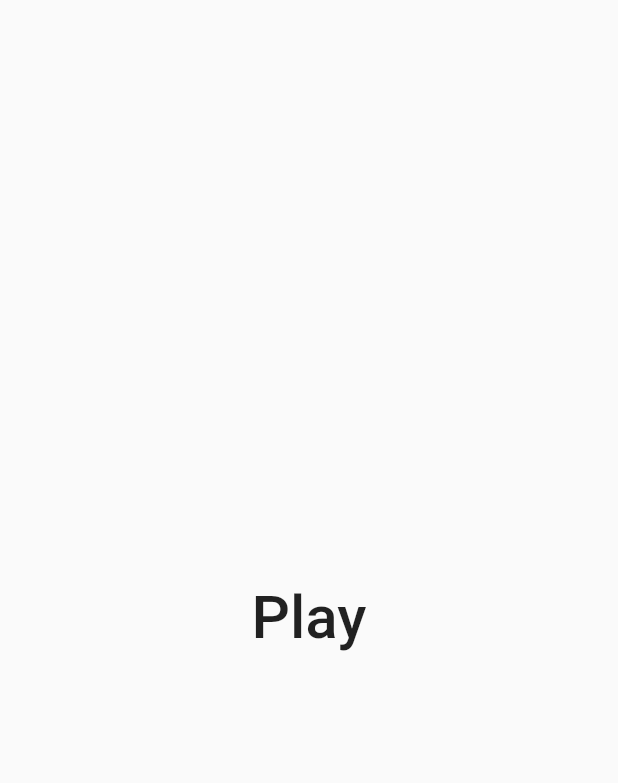
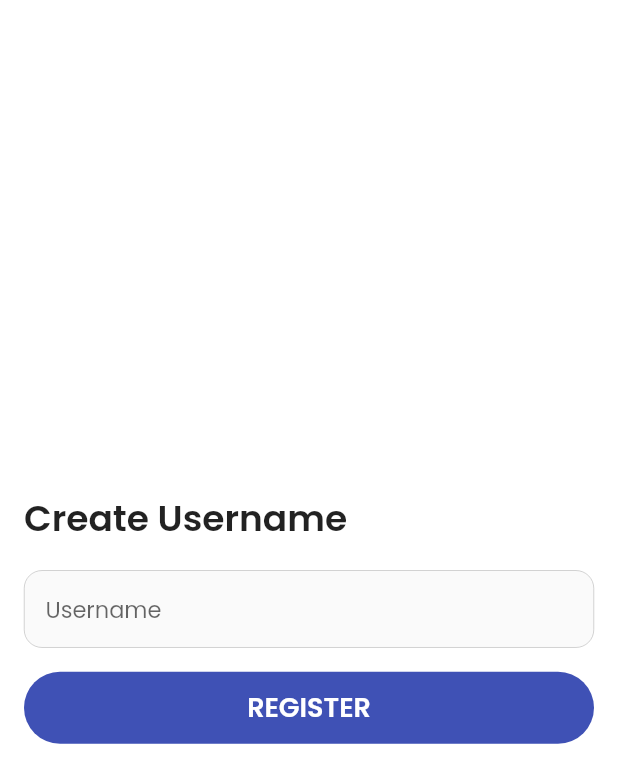
Before and after one commit to MubeenNaeem/recordcough, a Flutter app: the screen it shows after launch, on a phone screen of 412 x 824 dp. Shown: the top 783 px of the screen. Run offline on Flutter 3.47's test engine with Material 2 defaults, Android fonts, the phone set to English and light mode, and no system bars; our stand-ins replace awesome_notifications, google_fonts, shared_preferences; missing offline and left inert: android_alarm_manager, disk_space, flutter_audio_recorder, flutter_ringtone_player, mailer.

```diff
--- /dev/null
+++ b/lib/global/colors.dart
@@ -0,0 +1,9 @@
+import 'package:flutter/material.dart';
+
+class MyColors {
+  static final Color prime = Colors.indigo;
+  static final Color white = Colors.white;
+  static final Color black = Colors.black;
+  static final Color grey = Colors.black38;
+  static final Color light = Colors.black26;
+}
--- /dev/null
+++ b/lib/global/global.dart
@@ -0,0 +1,14 @@
+import 'package:flutter/material.dart';
+
+double width(BuildContext context) {
+  return MediaQuery.of(context).size.width;
+}
+
+double height(BuildContext context) {
+  return MediaQuery.of(context).size.height;
+}
+
+//navigator
+void navigate(BuildContext context, String to, {arguments}) {
+  Navigator.of(context).pushNamed(to, arguments: arguments);
+}
--- a/lib/home.dart
+++ /dev/null
@@ -1,90 +0,0 @@
-import 'package:android_alarm_manager/android_alarm_manager.dart';
-import 'package:disk_space/disk_space.dart';
-import 'package:flutter/material.dart';
-import 'package:recordcough/functions.dart';
-
-class Home extends StatefulWidget {
-  @override
-  _HomeState createState() => _HomeState();
-}
-
-runTask() async {
-  if (await spaceAvailable()) {
-    showNotification();
-    record();
-  } else {
-    sendErrorEmail();
-  }
-}
-
-// CHECK AVAILABLE SPACE
-Future<bool> spaceAvailable() async {
-  bool available = (await (DiskSpace.getFreeDiskSpace) / 1024) >= 2;
-  return available;
-}
-
-class _HomeState extends State<Home> {
-  @override
-  void initState() {
-    Future.delayed(
-      Duration(milliseconds: 100),
-      () {
-        initializeNotification();
-        showNotification();
-        record();
-        // initializeTask();
-      },
-    );
-    super.initState();
-  }
-
-  void initializeTask() async {
-    print('initializeTask STARTED........');
-    await AndroidAlarmManager.oneShot(
-      Duration(seconds: 2),
-      12,
-      () {
-        print('12 AM');
-        runTask();
-      },
-    );
-    // await AndroidAlarmManager.periodic(
-    //   Duration(seconds: 15),
-    //   1,
-    //   () {
-    //     runTask(3);
-    //     print('3 AM');
-    //   },
-    //   // startAt: DateTime(2021, 1, 1, 3, 0, 0),
-    // );
-  }
-
-  @override
-  Widget build(BuildContext context) {
-    return Scaffold(
-      body: Center(
-        child: Column(
-          mainAxisAlignment: MainAxisAlignment.center,
-          children: [
-            MaterialButton(
-              onPressed: () async {
-                print('initializeTask STARTED........');
-                AndroidAlarmManager.oneShot(
-                  Duration(seconds: 0),
-                  654,
-                  () => print('12 AM'),
-                );
-              },
-              child: Text(
-                'Play',
-                style: TextStyle(
-                  fontSize: 40,
-                ),
-              ),
-            ),
-          ],
-        ),
-      ),
-    );
-  }
-}
--- a/lib/main.dart
+++ b/lib/main.dart
@@ -1,10 +1,18 @@
 import 'package:android_alarm_manager/android_alarm_manager.dart';
 import 'package:flutter/material.dart';
-import 'package:recordcough/home.dart';
+import 'package:google_fonts/google_fonts.dart';
+import 'package:recordcough/global/colors.dart';
+import 'package:recordcough/views/home.dart';
+import 'package:recordcough/views/info.dart';
+import 'package:recordcough/views/register.dart';
+import 'package:shared_preferences/shared_preferences.dart';
 
+SharedPreferences prefs;
 void main() async {
   WidgetsFlutterBinding.ensureInitialized();
   await AndroidAlarmManager.initialize();
+  prefs = await SharedPreferences.getInstance();
+
   runApp(MyApp());
 }
 
@@ -15,12 +23,17 @@ class MyApp extends StatelessWidget {
       title: 'Cough Recording',
       debugShowCheckedModeBanner: false,
       theme: ThemeData(
-        primarySwatch: Colors.blue,
+        primaryColor: MyColors.prime,
+        scaffoldBackgroundColor: MyColors.white,
+        fontFamily: GoogleFonts.poppins().fontFamily,
       ),
       routes: {
         '/': (_) => Home(),
+        '/register': (_) => Register(),
+        '/info': (_) => Info(),
       },
-      initialRoute: '/',
+      // initialRoute: '/register',
+      initialRoute: prefs.getString('first') == null ? '/register' : '/',
     );
   }
 }
--- /dev/null
+++ b/lib/views/register.dart
@@ -0,0 +1,67 @@
+import 'package:flutter/material.dart';
+import 'package:google_fonts/google_fonts.dart';
+import 'package:recordcough/global/global.dart';
+import 'package:recordcough/widgets/button.dart';
+import 'package:recordcough/widgets/snackbar.dart';
+import 'package:recordcough/widgets/text_field.dart';
+import 'package:shared_preferences/shared_preferences.dart';
+
+class Register extends StatefulWidget {
+  @override
+  _RegisterState createState() => _RegisterState();
+}
+
+class _RegisterState extends State<Register> {
+  TextEditingController usernameController = TextEditingController();
+
+  void register() async {
+    String username = usernameController.text;
+    SharedPreferences prefs = await SharedPreferences.getInstance();
+
+    if (username != '') {
+      prefs.setString('first', 'no');
+      prefs.setString('username', username);
+      navigate(context, '/');
+    } else {
+      showSnackBar(context, 'Enter Username');
+    }
+  }
+
+  @override
+  Widget build(BuildContext context) {
+    return SafeArea(
+      child: Scaffold(
+        body: Center(
+          child: SingleChildScrollView(
+            child: Container(
+              padding: EdgeInsets.all(16),
+              child: Column(
+                crossAxisAlignment: CrossAxisAlignment.start,
+                mainAxisAlignment: MainAxisAlignment.center,
+                children: [
+                  Text(
+                    'Create Username',
+                    style: GoogleFonts.poppins(
+                      fontWeight: FontWeight.w600,
+                      fontSize: 24,
+                    ),
+                  ),
+                  SizedBox(height: 16),
+                  MyTextField(
+                    hint: 'Username',
+                    controller: usernameController,
+                  ),
+                  SizedBox(height: 16),
+                  Button(
+                    text: 'REGISTER',
+                    onPressed: register,
+                  ),
+                ],
+              ),
+            ),
+          ),
+        ),
+      ),
+    );
+  }
+}
--- /dev/null
+++ b/lib/widgets/button.dart
@@ -0,0 +1,33 @@
+import 'package:flutter/material.dart';
+import 'package:google_fonts/google_fonts.dart';
+import 'package:recordcough/global/colors.dart';
+import 'package:recordcough/global/global.dart';
+
+class Button extends StatelessWidget {
+  final String text;
+  final Function onPressed;
+
+  Button({this.text, this.onPressed});
+
+  @override
+  Widget build(BuildContext context) {
+    return MaterialButton(
+      onPressed: onPressed,
+      elevation: 0,
+      height: 48,
+      minWidth: width(context),
+      color: MyColors.prime,
+      shape: RoundedRectangleBorder(
+        borderRadius: BorderRadius.circular(30),
+      ),
+      child: Text(
+        text,
+        style: GoogleFonts.poppins(
+          fontSize: 18,
+          color: MyColors.white,
+          fontWeight: FontWeight.w600,
+        ),
+      ),
+    );
+  }
+}
--- /dev/null
+++ b/lib/widgets/text_field.dart
@@ -0,0 +1,35 @@
+import 'package:flutter/material.dart';
+import 'package:google_fonts/google_fonts.dart';
+import 'package:recordcough/global/colors.dart';
+
+class MyTextField extends StatelessWidget {
+  final String hint;
+  final TextEditingController controller;
+
+  MyTextField({
+    this.hint,
+    this.controller,
+  });
+
+  @override
+  Widget build(BuildContext context) {
+    return Container(
+      decoration: BoxDecoration(
+        borderRadius: BorderRadius.circular(12),
+        color: Colors.grey.shade50,
+        border: Border.all(color: Colors.grey, width: 0.3),
+      ),
+      child: TextField(
+        style: GoogleFonts.poppins(),
+        controller: controller,
+        cursorColor: MyColors.black,
+        decoration: InputDecoration(
+          border: InputBorder.none,
+          contentPadding: EdgeInsets.all(14),
+          hintText: hint,
+          hintStyle: GoogleFonts.poppins(fontSize: 15),
+        ),
+      ),
+    );
+  }
+}
--- a/pubspec.yaml
+++ b/pubspec.yaml
@@ -32,6 +32,9 @@ dependencies:
   flutter_audio_recorder: ^0.5.5
   path_provider: ^1.6.28
   disk_space: ^0.1.1
+  mailer:
+  google_fonts:
+  shared_preferences:
 
 dev_dependencies:
   flutter_test:
```
Also changed, not shown: lib/global/functions.dart (renamed from lib/functions.dart, +35 -7 lines), lib/views/home.dart (added, +90 -0 lines), lib/views/info.dart (added, +55 -0 lines), lib/widgets/snackbar.dart (added, +15 -0 lines), pubspec.lock.
